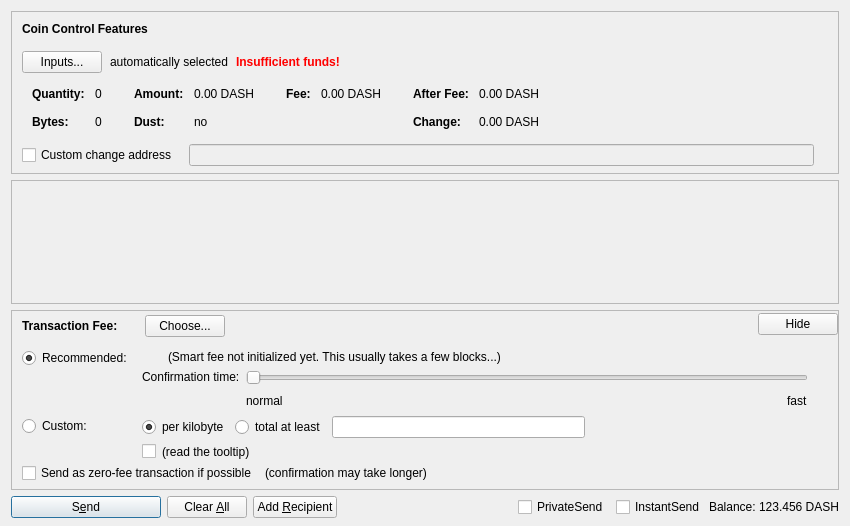
enox-c/enox-c, file src/qt/forms/sendcoinsdialog.ui: the form before one commit.
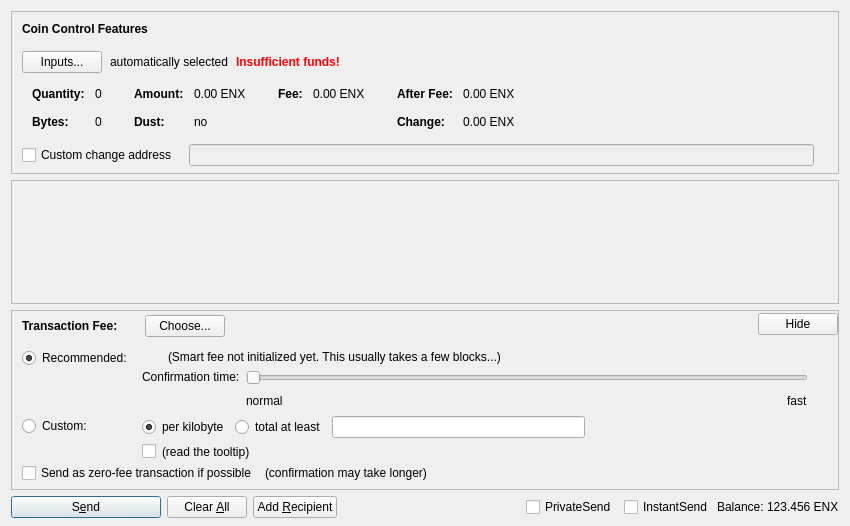
The form after the commit. Custom widgets are drawn as their Qt base class.

What changed in the file:
```diff
--- a/src/qt/forms/sendcoinsdialog.ui
+++ b/src/qt/forms/sendcoinsdialog.ui
@@ -324,7 +324,7 @@
                   <enum>Qt::ActionsContextMenu</enum>
                  </property>
                  <property name="text">
-                  <string notr="true">0.00 DASH</string>
+                  <string notr="true">0.00 ENX</string>
                  </property>
                  <property name="textInteractionFlags">
                   <set>Qt::LinksAccessibleByMouse|Qt::TextSelectableByKeyboard|Qt::TextSelectableByMouse</set>
@@ -404,7 +404,7 @@
                   <enum>Qt::ActionsContextMenu</enum>
                  </property>
                  <property name="text">
-                  <string notr="true">0.00 DASH</string>
+                  <string notr="true">0.00 ENX</string>
                  </property>
                  <property name="textInteractionFlags">
                   <set>Qt::LinksAccessibleByMouse|Qt::TextSelectableByKeyboard|Qt::TextSelectableByMouse</set>
@@ -455,7 +455,7 @@
                   <enum>Qt::ActionsContextMenu</enum>
                  </property>
                  <property name="text">
-                  <string notr="true">0.00 DASH</string>
+                  <string notr="true">0.00 ENX</string>
                  </property>
                  <property name="textInteractionFlags">
                   <set>Qt::LinksAccessibleByMouse|Qt::TextSelectableByKeyboard|Qt::TextSelectableByMouse</set>
@@ -484,7 +484,7 @@
                   <enum>Qt::ActionsContextMenu</enum>
                  </property>
                  <property name="text">
-                  <string notr="true">0.00 DASH</string>
+                  <string notr="true">0.00 ENX</string>
                  </property>
                  <property name="textInteractionFlags">
                   <set>Qt::LinksAccessibleByMouse|Qt::TextSelectableByKeyboard|Qt::TextSelectableByMouse</set>
@@ -1337,7 +1337,7 @@
           <cursorShape>IBeamCursor</cursorShape>
          </property>
          <property name="text">
-          <string notr="true">123.456 DASH</string>
+          <string notr="true">123.456 ENX</string>
          </property>
          <property name="textInteractionFlags">
           <set>Qt::LinksAccessibleByMouse|Qt::TextSelectableByKeyboard|Qt::TextSelectableByMouse</set>
```
Left out of the diff: 6 changed lines with no effect on the pictures.
